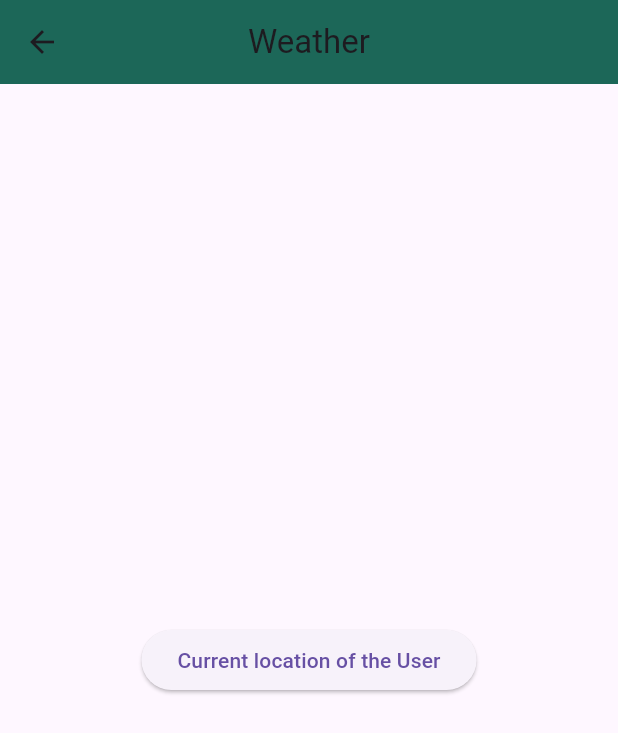
After one commit to alanlengkoan/weather-app, a Flutter app: the screen it shows after launch, after a tap on "Weather", on a phone screen of 412 x 824 dp. The commit adds this screen. Shown: the top 733 px of the screen. Run offline on Flutter 3.47's test engine with Material 3 defaults, Android fonts, the phone set to English and light mode, and no system bars; our stand-ins replace geolocator.

Commit message:
update again

```diff
--- a/lib/page/home.dart
+++ b/lib/page/home.dart
@@ -1,5 +1,6 @@
 import 'package:flutter/material.dart';
-import 'package:geolocator/geolocator.dart';
+import 'package:testing/page/forecast.dart';
+import 'package:testing/page/weather.dart';
 
 class PageHome extends StatefulWidget {
   const PageHome({super.key});
@@ -9,30 +10,6 @@ class PageHome extends StatefulWidget {
 }
 
 class _PageHomeState extends State<PageHome> {
-  String locationMessage = 'Current location of the User';
-  late String lat = '';
-  late String long = '';
-
-  Future<Position> _getCurrentLocation() async {
-    bool serviceEnabled = await Geolocator.isLocationServiceEnabled();
-    if (!serviceEnabled) {
-      await Geolocator.openLocationSettings();
-      return Future.error('Location services are disabled.');
-    }
-    LocationPermission permission = await Geolocator.checkPermission();
-    if (permission == LocationPermission.denied) {
-      permission = await Geolocator.requestPermission();
-      if (permission == LocationPermission.denied) {
-        return Future.error('Location permissions are denied');
-      }
-    }
-    if (permission == LocationPermission.deniedForever) {
-      return Future.error(
-          'Location permissions are permanently denied, we cannot request permissions.');
-    }
-    return await Geolocator.getCurrentPosition();
-  }
-
   @override
   Widget build(BuildContext context) {
     homeScreen() {
@@ -40,19 +17,28 @@ class _PageHomeState extends State<PageHome> {
         child: Column(
           mainAxisAlignment: MainAxisAlignment.center,
           children: [
-            const Text('text'),
+            const Text('Selamat Datang'),
             ElevatedButton(
               onPressed: () {
-                _getCurrentLocation().then((value) {
-                  lat = value.latitude.toString();
-                  long = value.longitude.toString();
-                  setState(() {
-                    locationMessage =
-                        'Latitude: ${value.latitude}, Longitude: ${value.longitude}';
-                  });
-                });
+                Navigator.push(
+                  context,
+                  MaterialPageRoute(
+                    builder: (context) => const PageWeather(),
+                  ),
+                );
               },
-              child: Text(locationMessage),
+              child: const Text('Weather'),
+            ),
+            ElevatedButton(
+              onPressed: () {
+                Navigator.push(
+                  context,
+                  MaterialPageRoute(
+                    builder: (context) => const PageForecast(),
+                  ),
+                );
+              },
+              child: const Text('Forecast'),
             ),
           ],
         ),
--- /dev/null
+++ b/lib/page/weather.dart
@@ -0,0 +1,72 @@
+import 'package:flutter/material.dart';
+import 'package:geolocator/geolocator.dart';
+
+class PageWeather extends StatefulWidget {
+  const PageWeather({super.key});
+
+  @override
+  State<PageWeather> createState() => _PageWeatherState();
+}
+
+class _PageWeatherState extends State<PageWeather> {
+  String locationMessage = 'Current location of the User';
+  late String lat;
+  late String long;
+
+  Future<Position> _getCurrentLocation() async {
+    bool serviceEnabled = await Geolocator.isLocationServiceEnabled();
+    if (!serviceEnabled) {
+      await Geolocator.openLocationSettings();
+      return Future.error('Location services are disabled.');
+    }
+    LocationPermission permission = await Geolocator.checkPermission();
+    if (permission == LocationPermission.denied) {
+      permission = await Geolocator.requestPermission();
+      if (permission == LocationPermission.denied) {
+        return Future.error('Location permissions are denied');
+      }
+    }
+    if (permission == LocationPermission.deniedForever) {
+      return Future.error(
+          'Location permissions are permanently denied, we cannot request permissions.');
+    }
+    return await Geolocator.getCurrentPosition();
+  }
+
+  @override
+  Widget build(BuildContext context) {
+    showScreen() {
+      return Center(
+        child: Column(
+          mainAxisAlignment: MainAxisAlignment.center,
+          children: [
+            ElevatedButton(
+              onPressed: () {
+                _getCurrentLocation().then((value) {
+                  lat = value.latitude.toString();
+                  long = value.longitude.toString();
+                  setState(() {
+                    locationMessage = 'Latitude: ${value.latitude}, Longitude: ${value.longitude}';
+                  });
+                });
+              },
+              child: Text(locationMessage),
+            ),
+          ],
+        ),
+      );
+    }
+
+    return Scaffold(
+      appBar: AppBar(
+        title: const Text('Weather'),
+        centerTitle: true,
+        backgroundColor: const Color(0xFF1C6758),
+      ),
+      body: Container(
+        margin: const EdgeInsets.all(15),
+        child: showScreen(),
+      ),
+    );
+  }
+}
```
Also changed, not shown: lib/page/forecast.dart (added, +29 -0 lines).
